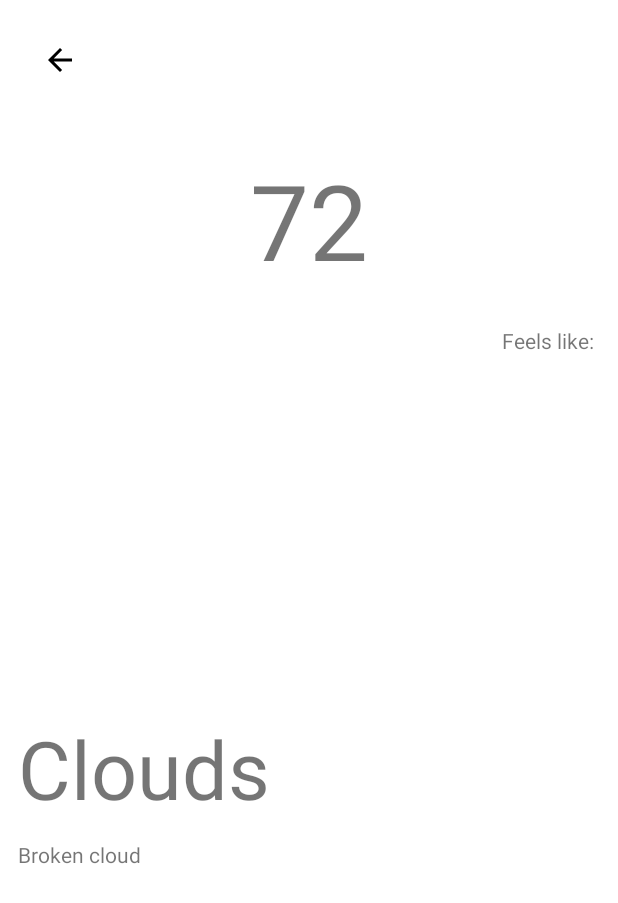
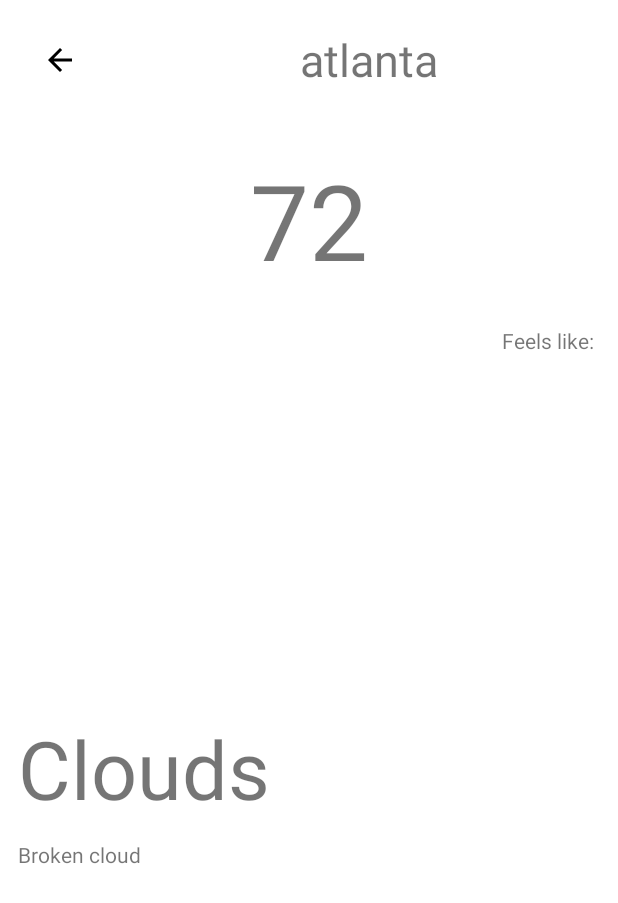
Before and after one commit to jcarrion32/Jeffrey_Carrion_TempSearch, an Android app: the fragment TempDetailFragment placed in its activity, on a phone screen of 412 x 824 dp. Shown: the top 903 px of the screen. Run offline under Robolectric (Android 15) with nearby library versions, the phone set to English and light mode, and no system bars.

Commit message:
Third Commit

```diff
--- a/app/src/main/java/com/example/jeffreycarrion_tempsearch/views/CitySearchFragment.kt
+++ b/app/src/main/java/com/example/jeffreycarrion_tempsearch/views/CitySearchFragment.kt
@@ -45,4 +45,6 @@ class CitySearchFragment: ViewModelFragment() {
     }
 
 
+
+
 }
--- a/app/src/main/res/layout/city_temp_item.xml
+++ b/app/src/main/res/layout/city_temp_item.xml
@@ -13,8 +13,8 @@
 
         <ImageView
             android:id="@+id/iv_weather_ic"
-            android:layout_width="wrap_content"
-            android:layout_height="wrap_content"
+            android:layout_width="50dp"
+            android:layout_height="50dp"
             app:layout_constraintStart_toStartOf="parent"
             app:layout_constraintTop_toTopOf="parent"
             android:layout_marginTop="16dp"
--- a/app/src/main/res/layout/fragment_city_search.xml
+++ b/app/src/main/res/layout/fragment_city_search.xml
@@ -15,7 +15,8 @@
         app:layout_constraintEnd_toEndOf="parent"
         app:layout_constraintStart_toStartOf="parent"
         app:layout_constraintTop_toTopOf="parent"
-        android:singleLine="true"/>
+        android:singleLine="true"
+        android:inputType="textCapWords"/>
 
     <Button
         android:id="@+id/btn_search_city"
--- a/app/src/main/res/layout/fragment_temp_detail.xml
+++ b/app/src/main/res/layout/fragment_temp_detail.xml
@@ -24,7 +24,9 @@
         app:layout_constraintEnd_toEndOf="parent"
         app:layout_constraintStart_toEndOf="@id/ib_back_city_temp"
         app:layout_constraintTop_toTopOf="parent"
-        android:gravity="center"/>
+        android:gravity="center"
+        android:text="atlanta"
+        android:textSize="30sp"/>
 
     <TextView
         android:id="@+id/tv_city_temp_detail"
```
Also changed, not shown: app/src/main/java/com/example/jeffreycarrion_tempsearch/views/WeatherAdapter.kt (+5 -6 lines).
